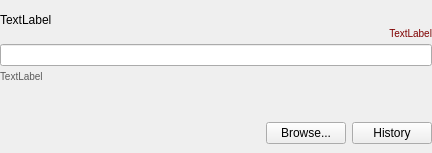
First picture: the form in GUI/Qt/Components/FileChooserPanelWithHistory.ui, repository pyushkevich/itksnap, before the edit.
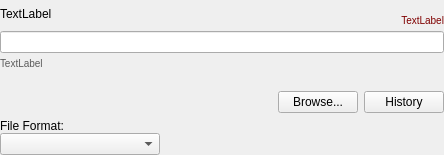
Second picture: the form after the edit.

```diff
--- a/GUI/Qt/Components/FileChooserPanelWithHistory.ui
+++ b/GUI/Qt/Components/FileChooserPanelWithHistory.ui
@@ -6,8 +6,8 @@
    <rect>
     <x>0</x>
     <y>0</y>
-    <width>432</width>
-    <height>153</height>
+    <width>444</width>
+    <height>155</height>
    </rect>
   </property>
   <property name="windowTitle">
@@ -173,6 +173,44 @@
      </layout>
     </widget>
    </item>
+   <item>
+    <widget class="QWidget" name="panelFormat" native="true">
+     <layout class="QVBoxLayout" name="verticalLayout_2">
+      <property name="spacing">
+       <number>0</number>
+      </property>
+      <property name="leftMargin">
+       <number>0</number>
+      </property>
+      <property name="topMargin">
+       <number>0</number>
+      </property>
+      <property name="rightMargin">
+       <number>0</number>
+      </property>
+      <property name="bottomMargin">
+       <number>0</number>
+      </property>
+      <item>
+       <widget class="QLabel" name="labelFormat">
+        <property name="text">
+         <string>File Format:</string>
+        </property>
+       </widget>
+      </item>
+      <item alignment="Qt::AlignLeft">
+       <widget class="QComboBox" name="inFormat">
+        <property name="minimumSize">
+         <size>
+          <width>160</width>
+          <height>0</height>
+         </size>
+        </property>
+       </widget>
+      </item>
+     </layout>
+    </widget>
+   </item>
   </layout>
  </widget>
  <resources/>
```
Left out of the diff: 6 changed lines with no effect on the pictures.
